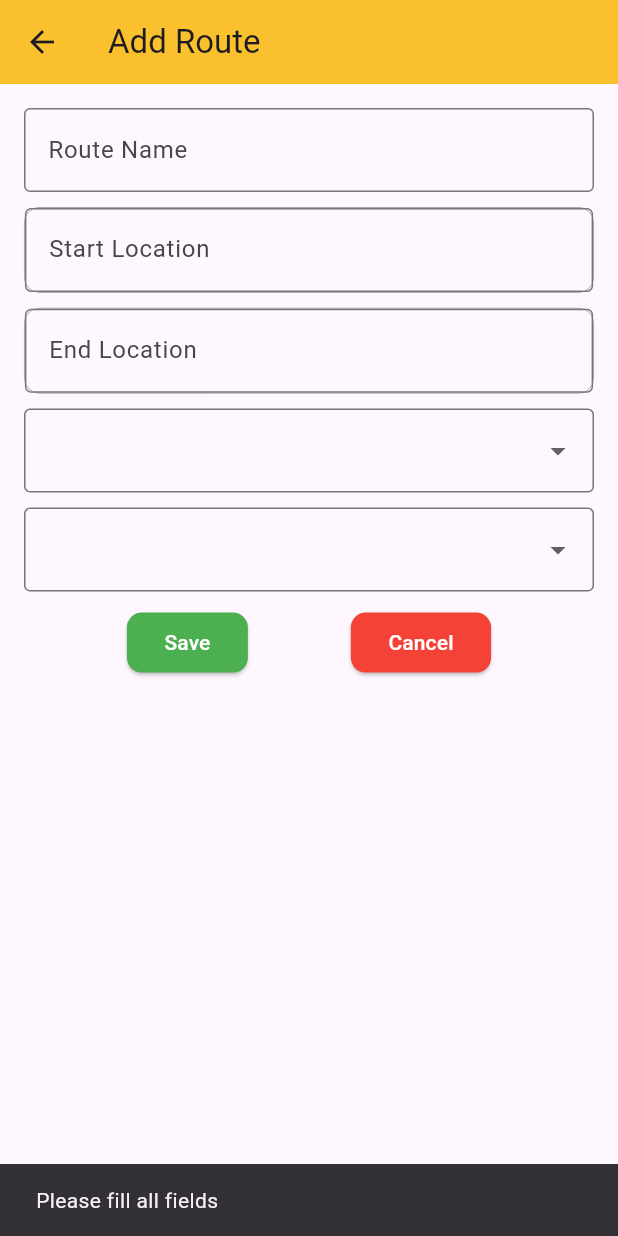
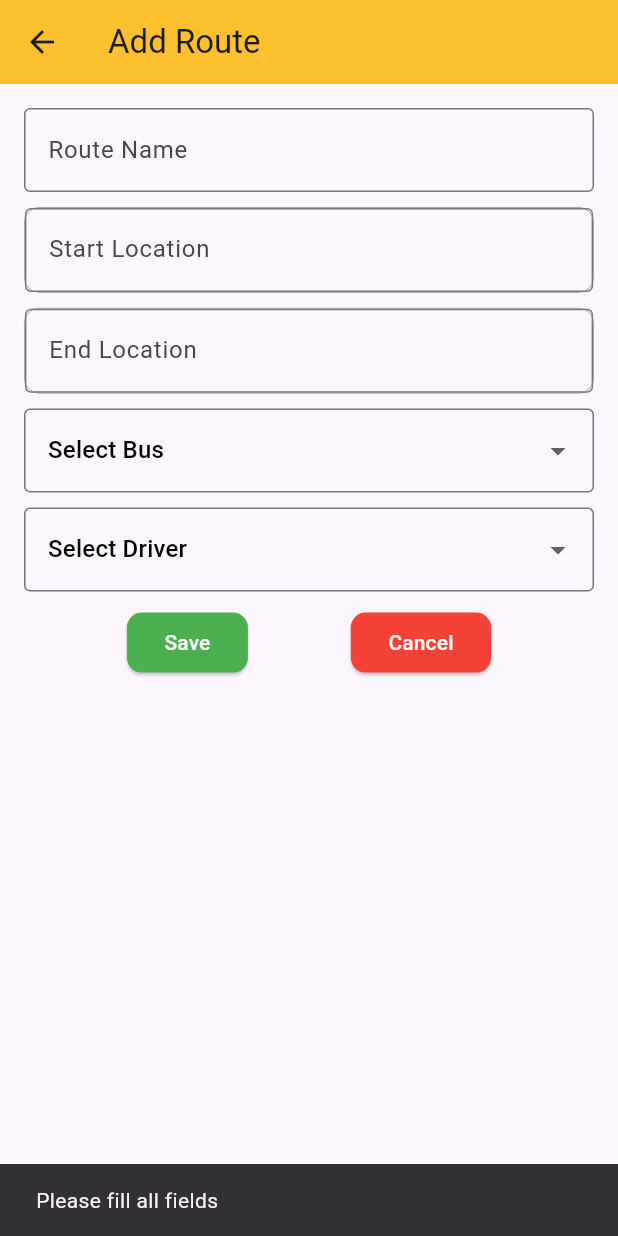
Before and after one commit to charankulal/Bus-Tracker, a Flutter app: the AddRoutePage screen opened directly, after a tap on "Save", on a phone screen of 412 x 824 dp. Run offline on Flutter 3.47's test engine with Material 3 defaults, Android fonts, the phone set to English and light mode, and no system bars; drawn by our look-alikes of google_places_flutter; our stand-ins replace cloud_firestore, firebase_core; accounts and stored records are empty.

Commit message:
Fetching and Adding Unassociated Bus and Drivers

```diff
--- a/lib/pages/admin/routes/add_routes_page.dart
+++ b/lib/pages/admin/routes/add_routes_page.dart
@@ -33,11 +33,11 @@ class _AddRoutePageState extends State<AddRoutePage> {
   }
 
   void fetchDrivers() async {
-    _driversList = await DriverDatabaseServices().getAllDriversIDName();
+    _driversList = await DriverDatabaseServices().getUnassociatedDrivers();
     setState(() {});
   }
   void fetchBuses() async {
-    _busList = await BusDatabaseMethods().getAllBusIDNumber();
+    _busList = await BusDatabaseMethods().getUnassociatedBuses();
     setState(() {});
   }
 
@@ -147,7 +147,7 @@ class _AddRoutePageState extends State<AddRoutePage> {
               ),
               SizedBox(height: 10),
               DropdownButtonFormField<String>(
-                value:  _selectedBusId,
+                value:  _selectedBusId??'qwerty',
                 items: [
                   DropdownMenuItem<String>(
                     value: 'qwerty',
@@ -165,7 +165,7 @@ class _AddRoutePageState extends State<AddRoutePage> {
               ),
               SizedBox(height: 10),
               DropdownButtonFormField<String>(
-                value: _selectedDriverId,
+                value: _selectedDriverId??"qwerty",
                 items: [
                   DropdownMenuItem<String>(
                     value: 'qwerty',
--- a/lib/services/admin/bus.dart
+++ b/lib/services/admin/bus.dart
@@ -48,5 +48,29 @@ class BusDatabaseMethods {
       return "Error";
     }
   }
+  Future<List<Map<String, dynamic>>> getUnassociatedBuses() async {
+    try {
+      QuerySnapshot busSnapshot = await FirebaseFirestore.instance.collection("bus").get();
+      List<Map<String, dynamic>> allBuses = busSnapshot.docs.map((doc) {
+        return {
+          "busId": doc.id,
+          "bus_number": doc["bus_number"],
+        };
+      }).toList();
 
+      QuerySnapshot routeSnapshot = await FirebaseFirestore.instance.collection("route").get();
+      List<String> assignedBusIds = routeSnapshot.docs
+          .map((doc) => doc["busId"] as String)
+          .toList();
+
+      List<Map<String, dynamic>> unassociatedBuses = allBuses
+          .where((bus) => !assignedBusIds.contains(bus["busId"]))
+          .toList();
+
+      return unassociatedBuses;
+    } catch (e) {
+      print("Error fetching unassociated buses: $e");
+      return [];
+    }
+  }
 }
--- a/lib/services/admin/driver.dart
+++ b/lib/services/admin/driver.dart
@@ -63,5 +63,30 @@ class DriverDatabaseServices {
       return "Error";
     }
   }
+  Future<List<Map<String, dynamic>>> getUnassociatedDrivers() async {
+    try {
+      QuerySnapshot driverSnapshot = await FirebaseFirestore.instance.collection("driver").get();
+      List<Map<String, dynamic>> allDrivers = driverSnapshot.docs.map((doc) {
+        return {
+          "driverId": doc.id,
+          "name": doc["name"],
+        };
+      }).toList();
+
+      QuerySnapshot routeSnapshot = await FirebaseFirestore.instance.collection("route").get();
+      List<String> assignDriverIds = routeSnapshot.docs
+          .map((doc) => doc["driverId"] as String)
+          .toList();
+
+      List<Map<String, dynamic>> unassociatedDrivers = allDrivers
+          .where((driver) => !assignDriverIds.contains(driver["driverId"]))
+          .toList();
+
+      return unassociatedDrivers;
+    } catch (e) {
+      print("Error fetching unassociated drivers: $e");
+      return [];
+    }
+  }
 
 }
```
Also changed, not shown: lib/pages/admin/routes/edit_routes.dart (+51 -36 lines).
